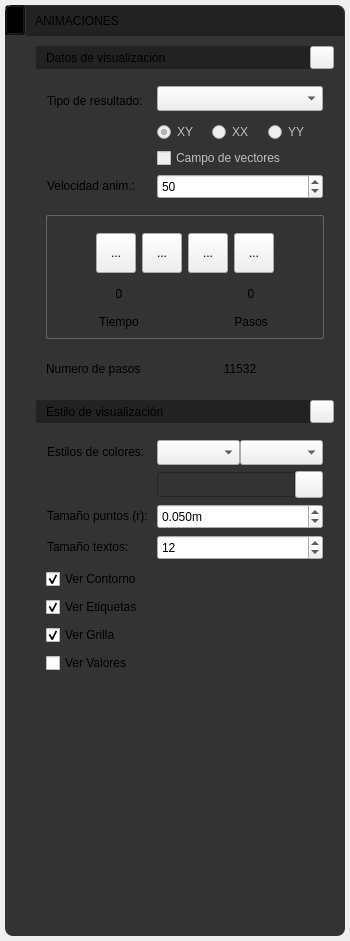
This is app/ui/widget_result_menu_animation.ui in edwinar13/MPM-UN as Qt 5 draws it before an edit. The edited form follows.
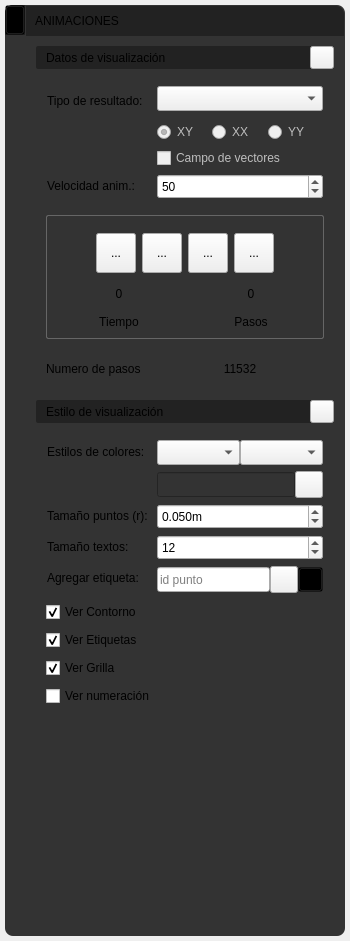
This is the edited form. Icons and pictures are not drawn.

Commit message: v0.11.1 Sigue la validación parcial del talud 2021, se agrega labels en los puntos de resultados, se agrega mallado para puntos según malla de fondo, se ajusta panel de las escenas y el tamaño automático de las partículas de resultados según volumen.

```diff
--- a/app/ui/widget_result_menu_animation.ui
+++ b/app/ui/widget_result_menu_animation.ui
@@ -153,6 +153,11 @@
 }
 
 
+QToolButton#toolButton_closePointLabel{
+background-color: transparent;
+}
+
+QToolButton#toolButton_closePointLabel:hover,
 QToolButton#toolButton_cardResultAnimationDraw7:hover,
 QToolButton#toolButton_cardResultAnimationDraw5:hover, 
 QToolButton#toolButton_cardResultAnimationDraw6:hover{ 
@@ -1606,6 +1611,36 @@
                     </property>
                    </widget>
                   </item>
+                  <item row="0" column="1">
+                   <layout class="QHBoxLayout" name="horizontalLayout_4">
+                    <item>
+                     <widget class="QComboBox" name="comboBox_ResultAnimationColorStyles_Resultados">
+                      <property name="minimumSize">
+                       <size>
+                        <width>0</width>
+                        <height>25</height>
+                       </size>
+                      </property>
+                      <property name="QComboBoxStyle" stdset="0">
+                       <number>1</number>
+                      </property>
+                     </widget>
+                    </item>
+                    <item>
+                     <widget class="QComboBox" name="comboBox_ResultAnimationColorStyles_Puntos">
+                      <property name="minimumSize">
+                       <size>
+                        <width>0</width>
+                        <height>25</height>
+                       </size>
+                      </property>
+                      <property name="QComboBoxStyle" stdset="0">
+                       <number>1</number>
+                      </property>
+                     </widget>
+                    </item>
+                   </layout>
+                  </item>
                   <item row="1" column="1">
                    <layout class="QHBoxLayout" name="horizontalLayout_8">
                     <item>
@@ -1954,30 +1989,118 @@
                     </property>
                    </widget>
                   </item>
-                  <item row="0" column="1">
-                   <layout class="QHBoxLayout" name="horizontalLayout_4">
+                  <item row="4" column="0">
+                   <widget class="QLabel" name="label_textResultAnimation1_5">
+                    <property name="minimumSize">
+                     <size>
+                      <width>110</width>
+                      <height>0</height>
+                     </size>
+                    </property>
+                    <property name="text">
+                     <string>Agregar etiqueta:</string>
+                    </property>
+                    <property name="QLabelStyle" stdset="0">
+                     <number>3</number>
+                    </property>
+                   </widget>
+                  </item>
+                  <item row="4" column="1">
+                   <layout class="QHBoxLayout" name="horizontalLayout_10">
                     <item>
-                     <widget class="QComboBox" name="comboBox_ResultAnimationColorStyles_Resultados">
+                     <widget class="QLineEdit" name="lineEdit_ResultAnimation_LabelByPointId">
                       <property name="minimumSize">
                        <size>
                         <width>0</width>
                         <height>25</height>
                        </size>
                       </property>
-                      <property name="QComboBoxStyle" stdset="0">
+                      <property name="toolTip">
+                       <string>&lt;html&gt;&lt;head/&gt;&lt;body&gt;&lt;p&gt;&lt;span style=&quot; font-size:10pt; font-style:italic;&quot;&gt;Puede buscar por id como 1 o 2 o 3 etc. O por conjuntos separados por coma, por ejemplo 1,2,3…&lt;/span&gt;&lt;/p&gt;&lt;/body&gt;&lt;/html&gt;</string>
+                      </property>
+                      <property name="inputMask">
+                       <string/>
+                      </property>
+                      <property name="text">
+                       <string/>
+                      </property>
+                      <property name="placeholderText">
+                       <string>id punto</string>
+                      </property>
+                      <property name="QLineEditStyle" stdset="0">
                        <number>1</number>
                       </property>
                      </widget>
                     </item>
                     <item>
-                     <widget class="QComboBox" name="comboBox_ResultAnimationColorStyles_Puntos">
+                     <widget class="QToolButton" name="toolButton_AddPointLabel">
+                      <property name="text">
+                       <string/>
+                      </property>
+                      <property name="icon">
+                       <iconset>
+                        <normaloff>../../../MPM-UN_2025/app/resources/iconos/icono_result/add.svg</normaloff>../../../MPM-UN_2025/app/resources/iconos/icono_result/add.svg</iconset>
+                      </property>
+                      <property name="iconSize">
+                       <size>
+                        <width>20</width>
+                        <height>20</height>
+                       </size>
+                      </property>
+                      <property name="arrowType">
+                       <enum>Qt::ArrowType::NoArrow</enum>
+                      </property>
+                      <property name="QToolButtonStyle" stdset="0">
+                       <number>1</number>
+                      </property>
+                     </widget>
+                    </item>
+                    <item>
+                     <widget class="QToolButton" name="toolButton_closePointLabel">
+                      <property name="sizePolicy">
+                       <sizepolicy hsizetype="Fixed" vsizetype="Maximum">
+                        <horstretch>0</horstretch>
+                        <verstretch>0</verstretch>
+                       </sizepolicy>
+                      </property>
                       <property name="minimumSize">
                        <size>
-                        <width>0</width>
+                        <width>25</width>
                         <height>25</height>
                        </size>
                       </property>
-                      <property name="QComboBoxStyle" stdset="0">
+                      <property name="maximumSize">
+                       <size>
+                        <width>25</width>
+                        <height>25</height>
+                       </size>
+                      </property>
+                      <property name="font">
+                       <font>
+                        <family>Ubuntu</family>
+                        <pointsize>7</pointsize>
+                       </font>
+                      </property>
+                      <property name="styleSheet">
+                       <string notr="true"/>
+                      </property>
+                      <property name="text">
+                       <string/>
+                      </property>
+                      <property name="icon">
+                       <iconset>
+                        <normaloff>../../../MPM-UN_2025/app/resources/iconos/iconos_consola/exit.svg</normaloff>../../../MPM-UN_2025/app/resources/iconos/iconos_consola/exit.svg</iconset>
+                      </property>
+                      <property name="iconSize">
+                       <size>
+                        <width>15</width>
+                        <height>15</height>
+                       </size>
+                      </property>
+                      <property name="toolButtonStyle">
+                       <enum>Qt::ToolButtonStyle::ToolButtonIconOnly</enum>
+                      </property>
+                      <property name="style_mesh_card_button" stdset="0">
                        <number>1</number>
                       </property>
                      </widget>
@@ -2031,7 +2154,7 @@
                  <item>
                   <widget class="QCheckBox" name="checkBox_ResultAnimationValues">
                    <property name="text">
-                    <string>Ver Valores</string>
+                    <string>Ver numeración</string>
                    </property>
                    <property name="checked">
                     <bool>false</bool>
```
The commit also changes 18 other files.
